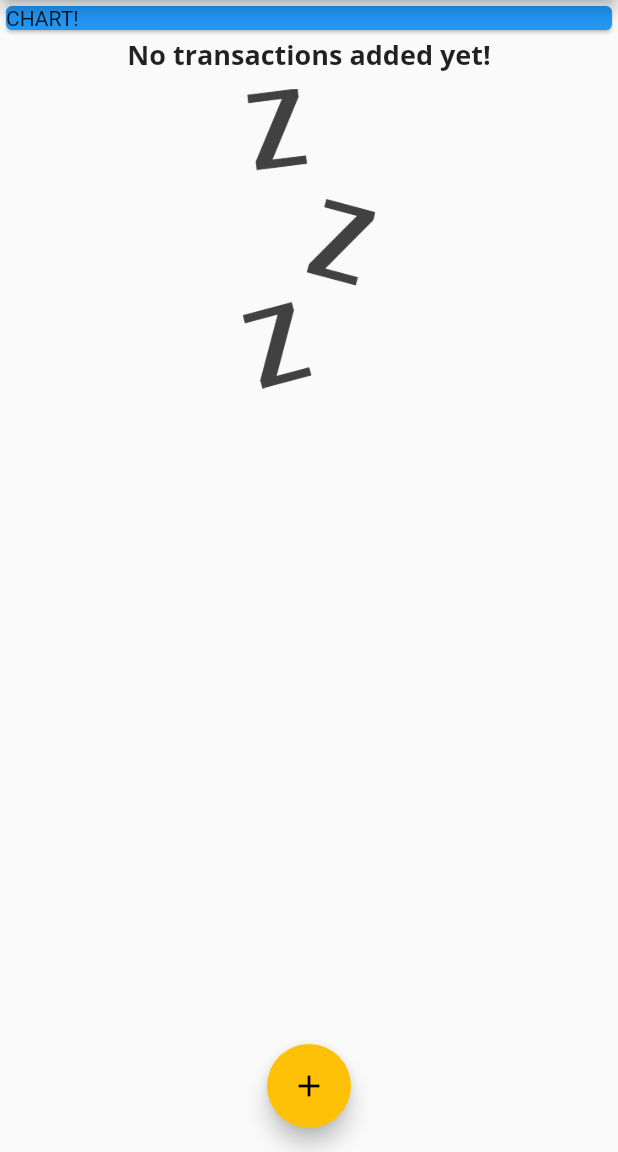
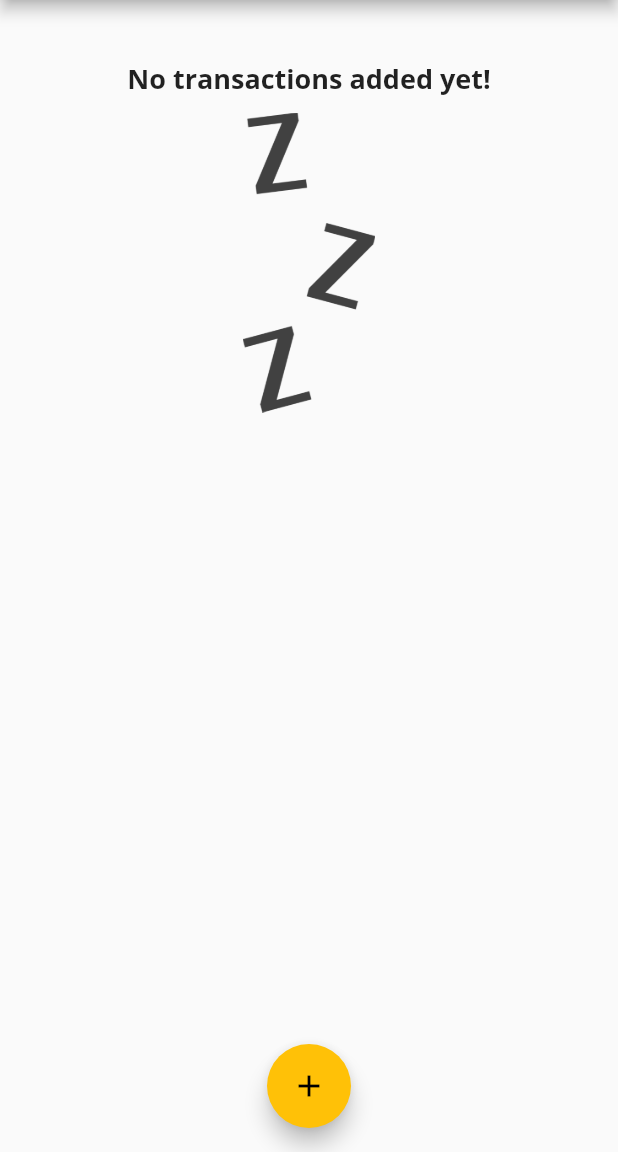
Before and after one commit to fabricioLVmagalhaes/expense_calulator, a Flutter app: the screen it shows after launch, on a phone screen of 412 x 824 dp, the part 84-1236 px from its top. Run offline on Flutter 3.47's test engine with Material 2 defaults, Android fonts, the phone set to English and light mode, and no system bars.

```diff
--- a/lib/main.dart
+++ b/lib/main.dart
@@ -1,5 +1,6 @@
 import 'package:flutter/material.dart';
 
+import './widgets/chart.dart';
 import './widgets/new_transaction.dart';
 import './widgets/transaction_list.dart';
 import './models/transaction.dart';
@@ -16,11 +17,16 @@ class MyApp extends StatelessWidget {
         accentColor: Colors.amber,
         fontFamily: 'Quicksand',
         textTheme: ThemeData.light().textTheme.copyWith(
-          title: TextStyle(fontFamily: 'OpenSans', fontWeight: FontWeight.bold, fontSize: 18)
-        ),
+            title: TextStyle(
+                fontFamily: 'OpenSans',
+                fontWeight: FontWeight.bold,
+                fontSize: 18)),
         appBarTheme: AppBarTheme(
             textTheme: ThemeData.light().textTheme.copyWith(
-                title: TextStyle(fontFamily: 'OpenSans', fontSize: 20, fontWeight: FontWeight.bold))),
+                title: TextStyle(
+                    fontFamily: 'OpenSans',
+                    fontSize: 20,
+                    fontWeight: FontWeight.bold))),
       ),
       debugShowCheckedModeBanner: false,
       home: MyHomePage(),
@@ -46,6 +52,12 @@ class _MyHomePageState extends State<MyHomePage> {
     //     amount: 16.53,
     //     date: DateTime.now())
   ];
+
+  List<Transaction> get _recentTransactions {
+    return _userTransactions.where((element) {
+      return element.date.isAfter(DateTime.now().subtract(Duration(days: 7)));
+    }).toList();
+  }
 
   void _addNewTransaction(String txTitle, double txAmount) {
     final newTx = Transaction(
@@ -85,13 +97,7 @@ class _MyHomePageState extends State<MyHomePage> {
         child: Column(
           // mainAxisAlignment: MainAxisAlignment.spaceEvenly,
           children: <Widget>[
-            Container(
-              width: double.infinity,
-              child: Card(
-                color: Colors.blue,
-                child: Text('CHART!'),
-              ),
-            ),
+            Chart(_recentTransactions),
             TransactionList(_userTransactions)
           ],
         ),
```
Also changed, not shown: lib/widgets/new_transaction.dart (+4 -4 lines).
